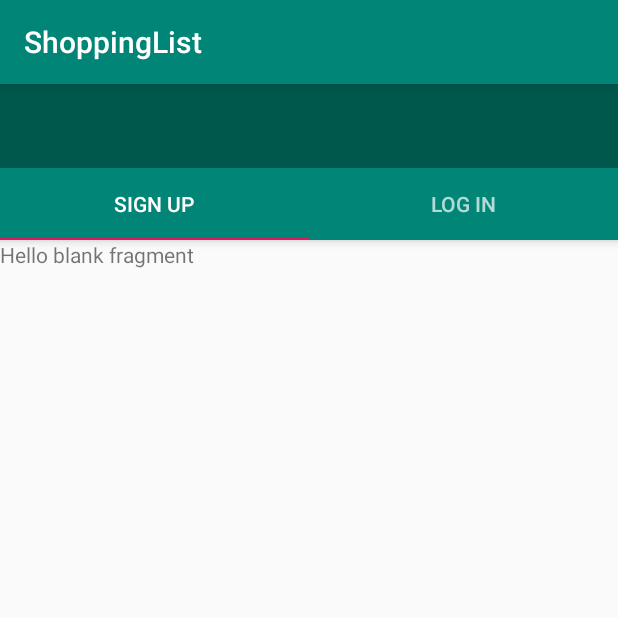
After one commit to Belfegor8625/ShopingList-App, an Android app: the SignUpAndLoginActivity screen opened directly, with no data from a screen before it, on a phone screen of 412 x 824 dp, the top half of it. The commit adds this screen. Run offline under Robolectric (Android 15) with nearby library versions, the phone set to English and light mode, and no system bars; our stand-ins replace ButterKnife; 1 statement that could not run was skipped.

Commit message:
- created activities: SignUpAndLoginActivity, MainMenuActivity - fragments for registration and login - connection to parse server (Back4App) - tabadapter for registration and login - custom toolbar

```diff
--- a/app/build.gradle
+++ b/app/build.gradle
@@ -22,7 +22,13 @@ dependencies {
     implementation fileTree(dir: 'libs', include: ['*.jar'])
     implementation 'com.android.support:appcompat-v7:28.0.0'
     implementation 'com.android.support.constraint:constraint-layout:1.1.3'
+    implementation 'com.android.support:support-v4:28.0.0'
     testImplementation 'junit:junit:4.12'
     androidTestImplementation 'com.android.support.test:runner:1.0.2'
     androidTestImplementation 'com.android.support.test.espresso:espresso-core:3.0.2'
+    implementation "com.github.parse-community.Parse-SDK-Android:parse:1.18.5"
+    implementation 'com.android.support:design:28.0.0'
+
+    implementation 'com.jakewharton:butterknife:8.5.1'
+    annotationProcessor 'com.jakewharton:butterknife-compiler:8.5.1'
 }
--- a/app/src/main/java/com/bartoszlewandowski/shoppinglist/MainActivity.java
+++ b/app/src/main/java/com/bartoszlewandowski/shoppinglist/MainMenuActivity.java
@@ -3,11 +3,11 @@ package com.bartoszlewandowski.shoppinglist;
 import android.support.v7.app.AppCompatActivity;
 import android.os.Bundle;
 
-public class MainActivity extends AppCompatActivity {
+public class MainMenuActivity extends AppCompatActivity {
 
     @Override
     protected void onCreate(Bundle savedInstanceState) {
         super.onCreate(savedInstanceState);
-        setContentView(R.layout.activity_main);
+        setContentView(R.layout.activity_main_menu);
     }
 }
--- /dev/null
+++ b/app/src/main/java/com/bartoszlewandowski/shoppinglist/registration/SignUpAndLoginActivity.java
@@ -0,0 +1,35 @@
+package com.bartoszlewandowski.shoppinglist.registration;
+
+import android.support.design.widget.TabLayout;
+import android.support.v4.view.ViewPager;
+import android.support.v7.app.AppCompatActivity;
+import android.os.Bundle;
+import android.support.v7.widget.Toolbar;
+
+import com.bartoszlewandowski.shoppinglist.R;
+import com.bartoszlewandowski.shoppinglist.registration.adapters.TabAdapter;
+
+import butterknife.BindView;
+import butterknife.ButterKnife;
+
+public class SignUpAndLoginActivity extends AppCompatActivity {
+
+    @BindView(R.id.sign_up_or_log_in_toolbar)
+    Toolbar toolbar;
+    @BindView(R.id.viewPager)
+    ViewPager viewPager;
+    @BindView(R.id.tabLayout)
+    TabLayout tabLayout;
+
+    @Override
+    protected void onCreate(Bundle savedInstanceState) {
+        super.onCreate(savedInstanceState);
+        setContentView(R.layout.activity_sign_up_and_login);
+
+        ButterKnife.bind(this);
+        setSupportActionBar(toolbar);
+        TabAdapter tabAdapter = new TabAdapter(getSupportFragmentManager());
+        viewPager.setAdapter(tabAdapter);
+        tabLayout.setupWithViewPager(viewPager);
+    }
+}
--- /dev/null
+++ b/app/src/main/java/com/bartoszlewandowski/shoppinglist/registration/adapters/TabAdapter.java
@@ -0,0 +1,49 @@
+package com.bartoszlewandowski.shoppinglist.registration.adapters;
+
+import android.support.annotation.Nullable;
+import android.support.v4.app.Fragment;
+import android.support.v4.app.FragmentManager;
+import android.support.v4.app.FragmentPagerAdapter;
+
+import com.bartoszlewandowski.shoppinglist.registration.fragments.LogInFragment;
+import com.bartoszlewandowski.shoppinglist.registration.fragments.SignUpFragment;
+
+/**
+ * Created by Bartosz Lewandowski on 01.03.2019.
+ */
+public class TabAdapter extends FragmentPagerAdapter {
+
+    public TabAdapter(FragmentManager fm) {
+        super(fm);
+    }
+
+    @Override
+    public Fragment getItem(int tabPosition) {
+        switch (tabPosition) {
+            case 0:
+                return new SignUpFragment();
+            case 1:
+                return new LogInFragment();
+            default:
+                return null;
+        }
+    }
+
+    @Override
+    public int getCount() {
+        return 2;
+    }
+
+    @Nullable
+    @Override
+    public CharSequence getPageTitle(int position) {
+        switch (position) {
+            case 0:
+                return "Sign up";
+            case 1:
+                return "Log in";
+            default:
+                return null;
+        }
+    }
+}
--- /dev/null
+++ b/app/src/main/java/com/bartoszlewandowski/shoppinglist/registration/fragments/LogInFragment.java
@@ -0,0 +1,30 @@
+package com.bartoszlewandowski.shoppinglist.registration.fragments;
+
+
+import android.os.Bundle;
+import android.support.v4.app.Fragment;
+import android.view.LayoutInflater;
+import android.view.View;
+import android.view.ViewGroup;
+
+import com.bartoszlewandowski.shoppinglist.R;
+
+/**
+ * A simple {@link Fragment} subclass.
+ */
+public class LogInFragment extends Fragment {
+
+
+    public LogInFragment() {
+        // Required empty public constructor
+    }
+
+
+    @Override
+    public View onCreateView(LayoutInflater inflater, ViewGroup container,
+                             Bundle savedInstanceState) {
+        // Inflate the layout for this fragment
+        return inflater.inflate(R.layout.fragment_login, container, false);
+    }
+
+}
--- /dev/null
+++ b/app/src/main/java/com/bartoszlewandowski/shoppinglist/registration/fragments/SignUpFragment.java
@@ -0,0 +1,30 @@
+package com.bartoszlewandowski.shoppinglist.registration.fragments;
+
+
+import android.os.Bundle;
+import android.support.v4.app.Fragment;
+import android.view.LayoutInflater;
+import android.view.View;
+import android.view.ViewGroup;
+
+import com.bartoszlewandowski.shoppinglist.R;
+
+/**
+ * A simple {@link Fragment} subclass.
+ */
+public class SignUpFragment extends Fragment {
+
+
+    public SignUpFragment() {
+        // Required empty public constructor
+    }
+
+
+    @Override
+    public View onCreateView(LayoutInflater inflater, ViewGroup container,
+                             Bundle savedInstanceState) {
+        // Inflate the layout for this fragment
+        return inflater.inflate(R.layout.fragment_sign_up, container, false);
+    }
+
+}
--- a/app/src/main/res/layout/activity_main.xml
+++ b/app/src/main/res/layout/activity_main_menu.xml
@@ -4,7 +4,7 @@
     xmlns:tools="http://schemas.android.com/tools"
     android:layout_width="match_parent"
     android:layout_height="match_parent"
-    tools:context=".MainActivity">
+    tools:context=".MainMenuActivity">
 
     <TextView
         android:layout_width="wrap_content"
--- /dev/null
+++ b/app/src/main/res/layout/activity_sign_up_and_login.xml
@@ -0,0 +1,29 @@
+<?xml version="1.0" encoding="utf-8"?>
+<RelativeLayout xmlns:android="http://schemas.android.com/apk/res/android"
+    xmlns:tools="http://schemas.android.com/tools"
+    android:layout_width="match_parent"
+    android:layout_height="match_parent"
+    tools:context=".registration.SignUpAndLoginActivity">
+
+    <android.support.design.widget.AppBarLayout
+        android:id="@+id/appBarLayout"
+        android:layout_width="match_parent"
+        android:layout_height="wrap_content">
+
+        <include
+            android:id="@+id/sign_up_or_log_in_toolbar"
+            layout="@layout/sign_up_or_log_in_toolbar"/>
+
+        <android.support.design.widget.TabLayout
+            android:id="@+id/tabLayout"
+            android:layout_width="match_parent"
+            android:layout_height="wrap_content"
+            android:theme="@style/ThemeOverlay.AppCompat.Dark.ActionBar"/>
+
+    </android.support.design.widget.AppBarLayout>
+    <android.support.v4.view.ViewPager
+        android:id="@+id/viewPager"
+        android:layout_width="match_parent"
+        android:layout_height="wrap_content"
+        android:layout_below="@id/appBarLayout"/>
+</RelativeLayout>
--- /dev/null
+++ b/app/src/main/res/layout/fragment_sign_up.xml
@@ -0,0 +1,14 @@
+<?xml version="1.0" encoding="utf-8"?>
+<FrameLayout xmlns:android="http://schemas.android.com/apk/res/android"
+    xmlns:tools="http://schemas.android.com/tools"
+    android:layout_width="match_parent"
+    android:layout_height="match_parent"
+    tools:context=".registration.fragments.SignUpFragment">
+
+    <!-- TODO: Update blank fragment layout -->
+    <TextView
+        android:layout_width="match_parent"
+        android:layout_height="match_parent"
+        android:text="@string/hello_blank_fragment" />
+
+</FrameLayout>
--- /dev/null
+++ b/app/src/main/res/layout/sign_up_or_log_in_toolbar.xml
@@ -0,0 +1,9 @@
+<?xml version="1.0" encoding="utf-8"?>
+<android.support.v7.widget.Toolbar xmlns:android="http://schemas.android.com/apk/res/android"
+    android:layout_width="match_parent"
+    android:layout_height="wrap_content"
+    android:id="@+id/sign_up_or_log_in_toolbar"
+    android:background="@color/colorPrimaryDark"
+    android:theme="@style/ThemeOverlay.AppCompat.Dark.ActionBar">
+
+</android.support.v7.widget.Toolbar>
--- a/app/src/main/res/values/strings.xml
+++ b/app/src/main/res/values/strings.xml
@@ -1,3 +1,6 @@
 <resources>
     <string name="app_name">ShoppingList</string>
+
+    <!-- TODO: Remove or change this placeholder text -->
+    <string name="hello_blank_fragment">Hello blank fragment</string>
 </resources>
--- a/build.gradle
+++ b/build.gradle
@@ -18,7 +18,7 @@ allprojects {
     repositories {
         google()
         jcenter()
-
+        maven { url "https://jitpack.io" }
     }
 }
 
```
Also changed, not shown: app/src/main/AndroidManifest.xml (+6 -1 lines), app/src/main/java/com/bartoszlewandowski/shoppinglist/app/App.java (added, +23 -0 lines), app/src/main/res/layout/fragment_login.xml (added, +14 -0 lines).
